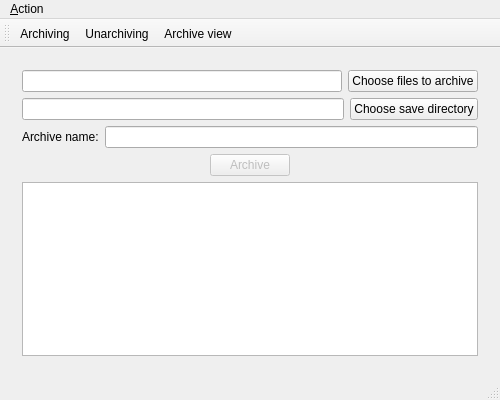
AndLvovSky/haf-archiver, file app/main_window.ui: the form before one commit.
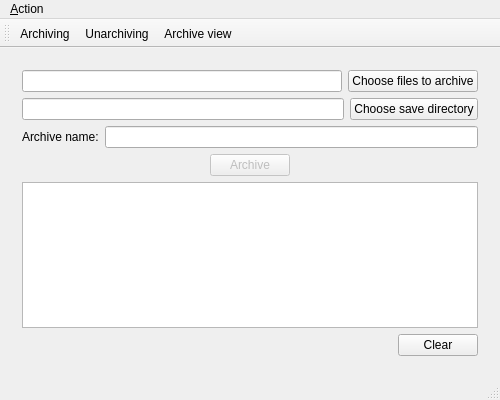
The form after the commit. The open tabs and pages were chosen to show the change. Icons and pictures are not drawn.

The edit to the form file:
```diff
--- a/app/main_window.ui
+++ b/app/main_window.ui
@@ -162,6 +162,30 @@
         <item>
          <widget class="QListWidget" name="archivingLogWidget"/>
         </item>
+        <item>
+         <layout class="QHBoxLayout" name="horizontalLayout_10">
+          <item>
+           <spacer name="horizontalSpacer_7">
+            <property name="orientation">
+             <enum>Qt::Horizontal</enum>
+            </property>
+            <property name="sizeHint" stdset="0">
+             <size>
+              <width>40</width>
+              <height>20</height>
+             </size>
+            </property>
+           </spacer>
+          </item>
+          <item>
+           <widget class="QPushButton" name="clearArchivingButton">
+            <property name="text">
+             <string>Clear</string>
+            </property>
+           </widget>
+          </item>
+         </layout>
+        </item>
        </layout>
       </widget>
       <widget class="QWidget" name="unarchiving_page">
```
